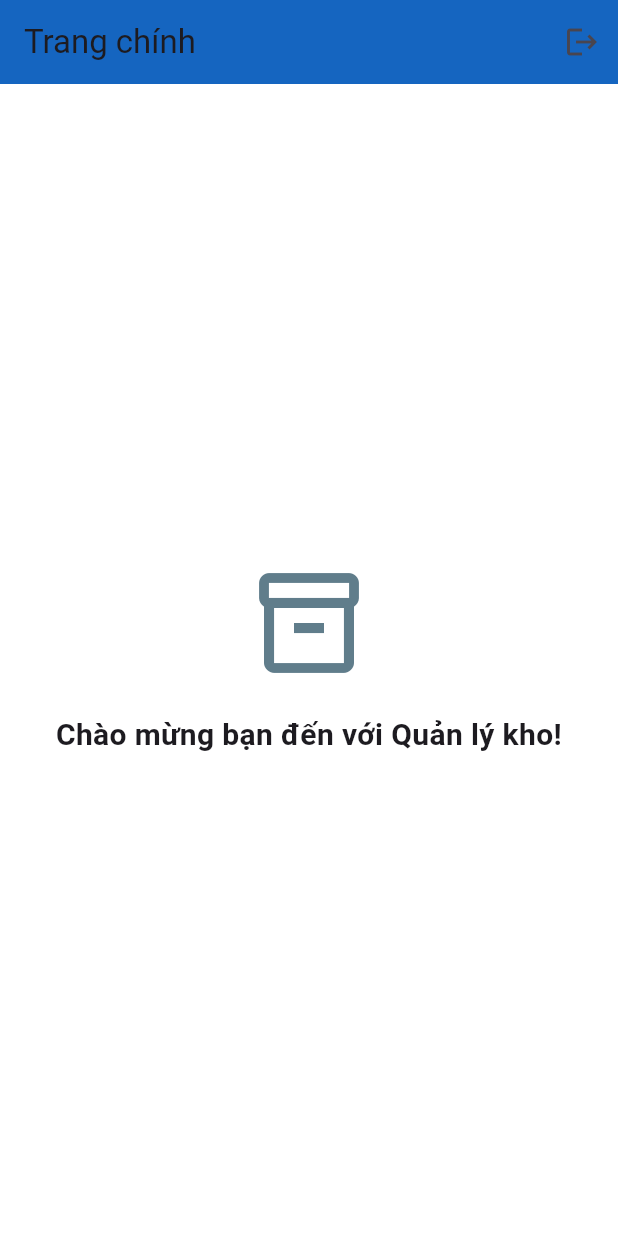
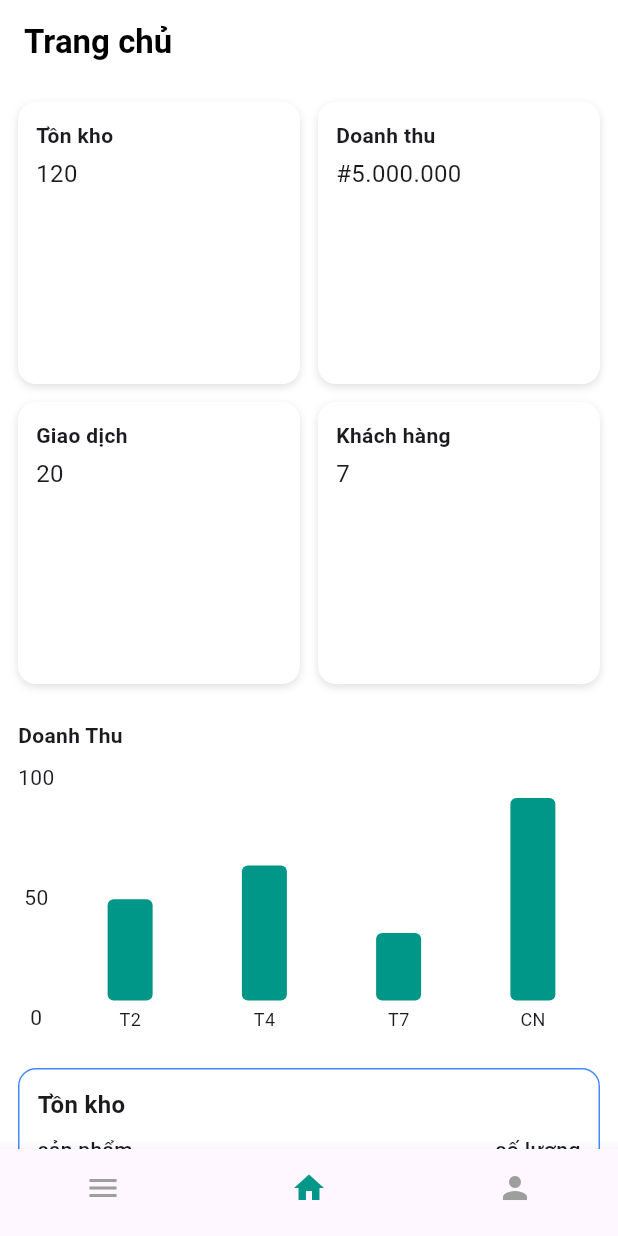
Before and after one commit to trongphuccute/AppQuanLyKhoHangXNK, a Flutter app: the HomeScreen screen opened directly, on a phone screen of 412 x 824 dp. Run offline on Flutter 3.47's test engine with Material 3 defaults, Android fonts, the phone set to English and light mode, and no system bars; our stand-ins replace cloud_firestore, firebase_auth, firebase_core; accounts and stored records are empty.

Commit message:
Lần commit thứ 3: bảo git clone này về làm

```diff
--- a/lib/Features/Users/login_screen.dart
+++ b/lib/Features/Users/login_screen.dart
@@ -0,0 +1,206 @@
+import 'package:flutter/material.dart';
+import 'package:firebase_auth/firebase_auth.dart';
+import 'register_screen.dart';
+import '../../home_screen.dart';
+import 'forgot_password.dart'; // thêm nếu bạn tạo file quên mật khẩu
+
+class LoginScreen extends StatefulWidget {
+  const LoginScreen({super.key});
+
+  @override
+  State<LoginScreen> createState() => _LoginScreenState();
+}
+
+class _LoginScreenState extends State<LoginScreen> {
+  final emailController = TextEditingController();
+  final passwordController = TextEditingController();
+  bool isPasswordVisible = false;
+
+  void _login() async {
+    final email = emailController.text.trim();
+    final password = passwordController.text.trim();
+
+    try {
+      await FirebaseAuth.instance.signInWithEmailAndPassword(
+        email: email,
+        password: password,
+      );
+      Navigator.pushReplacement(
+        context,
+        MaterialPageRoute(builder: (_) =>  HomeScreen()),
+      );
+    } on FirebaseAuthException catch (e) {
+      ScaffoldMessenger.of(
+        context,
+      ).showSnackBar(SnackBar(content: Text(e.message ?? 'Lỗi đăng nhập')));
+    }
+  }
+
+  @override
+  void dispose() {
+    emailController.dispose();
+    passwordController.dispose();
+    super.dispose();
+  }
+
+  @override
+  Widget build(BuildContext context) {
+    return Scaffold(
+      body: SingleChildScrollView(
+        child: Column(
+          children: [
+            Stack(
+              children: [
+                Container(
+                  height: 180,
+                  decoration: const BoxDecoration(
+                    image: DecorationImage(
+                      image: AssetImage('assets/background.png'),
+                      fit: BoxFit.cover,
+                    ),
+                  ),
+                ),
+                Positioned(
+                  top: 70,
+                  left: MediaQuery.of(context).size.width / 2 - 40,
+                  child: CircleAvatar(
+                    radius: 40,
+                    backgroundImage: const AssetImage('assets/logo.png'),
+                    backgroundColor: Colors.transparent,
+                  ),
+                ),
+              ],
+            ),
+            const SizedBox(height: 16),
+            const Text(
+              'Quản Lý kho hàng',
+              style: TextStyle(fontSize: 24, fontWeight: FontWeight.bold),
+              textAlign: TextAlign.center,
+            ),
+            const Text(
+              'Xuất Nhập Khẩu',
+              style: TextStyle(fontSize: 24, fontWeight: FontWeight.bold),
+              textAlign: TextAlign.center,
+            ),
+            const SizedBox(height: 24),
+            Container(
+              width: double.infinity,
+              alignment: Alignment.centerLeft,
+              padding: const EdgeInsets.symmetric(horizontal: 24),
+              child: const Text(
+                'Đăng Nhập',
+                style: TextStyle(fontSize: 18, fontWeight: FontWeight.bold),
+              ),
+            ),
+            const SizedBox(height: 16),
+            Padding(
+              padding: const EdgeInsets.symmetric(horizontal: 24),
+              child: Column(
+                children: [
+                  TextField(
+                    controller: emailController,
+                    decoration: InputDecoration(
+                      hintText: 'Email',
+                      filled: true,
+                      fillColor: Colors.grey.shade300,
+                      border: OutlineInputBorder(
+                        borderRadius: BorderRadius.circular(30),
+                        borderSide: BorderSide.none,
+                      ),
+                    ),
+                  ),
+                  const SizedBox(height: 16),
+                  TextField(
+                    controller: passwordController,
+                    obscureText: !isPasswordVisible,
+                    decoration: InputDecoration(
+                      hintText: 'Mật khẩu',
+                      filled: true,
+                      fillColor: Colors.grey.shade300,
+                      border: OutlineInputBorder(
+                        borderRadius: BorderRadius.circular(30),
+                        borderSide: const BorderSide(color: Colors.blue),
+                      ),
+                      suffixIcon: IconButton(
+                        icon: Icon(
+                          isPasswordVisible
+                              ? Icons.visibility
+                              : Icons.visibility_off,
+                        ),
+                        onPressed: () {
+                          setState(() {
+                            isPasswordVisible = !isPasswordVisible;
+                          });
+                        },
+                      ),
+                    ),
+                  ),
+                  Align(
+                    alignment: Alignment.centerRight,
+                    child: TextButton(
+                      onPressed: () {
+                        Navigator.push(
+                          context,
+                          MaterialPageRoute(
+                            builder: (_) => const ForgotPasswordScreen(),
+                          ),
+                        );
+                      },
+                      child: const Text(
+                        'Quên mật khẩu?',
+                        style: TextStyle(color: Colors.blue),
+                      ),
+                    ),
+                  ),
+                  const SizedBox(height: 16),
+                  SizedBox(
+                    width: double.infinity,
+                    height: 50,
+                    child: ElevatedButton(
+                      style: ElevatedButton.styleFrom(
+                        shape: RoundedRectangleBorder(
+                          borderRadius: BorderRadius.circular(30),
+                        ),
+                        backgroundColor: Colors.blue,
+                      ),
+                      onPressed: _login,
+                      child: const Text(
+                        'Đăng Nhập',
+                        style: TextStyle(
+                          fontSize: 18,
+                          fontWeight: FontWeight.bold,
+                        ),
+                      ),
+                    ),
+                  ),
+                  const SizedBox(height: 16),
+                  // 👇 PHẦN THÊM MỚI: "Bạn chưa có tài khoản?"
+                  Row(
+                    mainAxisAlignment: MainAxisAlignment.center,
+                    children: [
+                      const Text('Bạn chưa có tài khoản?'),
+                      TextButton(
+                        onPressed: () {
+                          Navigator.push(
+                            context,
+                            MaterialPageRoute(
+                              builder: (_) => const RegisterScreen(),
+                            ),
+                          );
+                        },
+                        child: const Text(
+                          'Tạo tài khoản',
+                          style: TextStyle(color: Colors.blue),
+                        ),
+                      ),
+                    ],
+                  ),
+                ],
+              ),
+            ),
+          ],
+        ),
+      ),
+    );
+  }
+}
--- a/lib/home_screen.dart
+++ b/lib/home_screen.dart
@@ -3,39 +3,202 @@ import 'package:flutter/material.dart';
 class HomeScreen extends StatelessWidget {
   const HomeScreen({super.key});
 
+  Widget _buildInfoCard(String title, String value) {
+    return Container(
+      decoration: BoxDecoration(
+        color: Colors.white,
+        borderRadius: BorderRadius.circular(12),
+        boxShadow: [
+          BoxShadow(
+            color: Colors.black12,
+            blurRadius: 4,
+            offset: const Offset(0, 2),
+          ),
+        ],
+      ),
+      padding: const EdgeInsets.all(12),
+      child: Column(
+        crossAxisAlignment: CrossAxisAlignment.start,
+        children: [
+          Text(title, style: const TextStyle(fontWeight: FontWeight.bold)),
+          const SizedBox(height: 4),
+          Text(value, style: const TextStyle(fontSize: 16)),
+        ],
+      ),
+    );
+  }
+
+  Widget _buildRevenueChartWithAxis(
+    List<Map<String, dynamic>> data,
+    double maxY,
+  ) {
+    return SizedBox(
+      height: 180,
+      child: Stack(
+        children: [
+          // Trục Y
+          Positioned(
+            left: 0,
+            top: 0,
+            bottom: 0,
+            child: Column(
+              mainAxisAlignment: MainAxisAlignment.spaceBetween,
+              children: [
+                Text('${maxY.toInt()}'),
+                Text('${(maxY / 2).toInt()}'),
+                const Text('0'),
+              ],
+            ),
+          ),
+          // Biểu đồ
+          Padding(
+            padding: const EdgeInsets.only(left: 30.0),
+            child: Row(
+              mainAxisAlignment: MainAxisAlignment.spaceAround,
+              crossAxisAlignment: CrossAxisAlignment.end,
+              children:
+                  data.map((item) {
+                    double percentage = (item['value'] as double) / maxY;
+
+                    return Column(
+                      mainAxisAlignment: MainAxisAlignment.end,
+                      children: [
+                        Container(
+                          width: 30,
+                          height: 150 * percentage,
+                          decoration: BoxDecoration(
+                            color: Colors.teal,
+                            borderRadius: BorderRadius.circular(4),
+                          ),
+                        ),
+                        const SizedBox(height: 4),
+                        Text(
+                          item['label'] as String,
+                          style: const TextStyle(fontSize: 12),
+                        ),
+                      ],
+                    );
+                  }).toList(),
+            ),
+          ),
+        ],
+      ),
+    );
+  }
+
   @override
   Widget build(BuildContext context) {
+    final revenueData = [
+      {'label': 'T2', 'value': 45.0},
+      {'label': 'T4', 'value': 60.0},
+      {'label': 'T7', 'value': 30.0},
+      {'label': 'CN', 'value': 90.0},
+    ];
+    final maxY = 100.0;
+
     return Scaffold(
       appBar: AppBar(
-        title: const Text('Trang chính'),
-        backgroundColor: Colors.blue.shade800,
-        actions: [
-          IconButton(
-            icon: const Icon(Icons.logout),
-            onPressed: () {
-              // TODO: thêm chức năng đăng xuất nếu cần
-            },
-          )
-        ],
+        title: const Text(
+          'Trang chủ',
+          style: TextStyle(fontWeight: FontWeight.bold),
+        ),
+        backgroundColor: Colors.white,
+        foregroundColor: Colors.black,
       ),
-      body: Center(
+      body: SingleChildScrollView(
+        padding: const EdgeInsets.all(12.0),
         child: Column(
-          mainAxisAlignment: MainAxisAlignment.center,
-          children: const [
-            Icon(
-              Icons.inventory_2_outlined,
-              size: 80,
-              color: Colors.blueGrey,
+          children: [
+            // 4 Info Cards
+            GridView.count(
+              shrinkWrap: true,
+              physics: const NeverScrollableScrollPhysics(),
+              crossAxisCount: 2,
+              crossAxisSpacing: 12,
+              mainAxisSpacing: 12,
+              children: [
+                _buildInfoCard('Tồn kho', '120'),
+                _buildInfoCard('Doanh thu', '#5.000.000'),
+                _buildInfoCard('Giao dịch', '20'),
+                _buildInfoCard('Khách hàng', '7'),
+              ],
             ),
-            SizedBox(height: 20),
-            Text(
-              'Chào mừng bạn đến với Quản lý kho!',
-              style: TextStyle(fontSize: 20, fontWeight: FontWeight.bold),
-              textAlign: TextAlign.center,
+            const SizedBox(height: 24),
+            // Doanh Thu
+            const Align(
+              alignment: Alignment.centerLeft,
+              child: Text(
+                'Doanh Thu',
+                style: TextStyle(fontWeight: FontWeight.bold),
+              ),
+            ),
+            const SizedBox(height: 8),
+            _buildRevenueChartWithAxis(revenueData, maxY),
+            const SizedBox(height: 24),
+            // Tồn Kho
+            Container(
+              decoration: BoxDecoration(
+                color: Colors.white,
+                borderRadius: BorderRadius.circular(12),
+                border: Border.all(color: Colors.blueAccent),
+              ),
+              padding: const EdgeInsets.all(12),
+              child: Column(
+                crossAxisAlignment: CrossAxisAlignment.start,
+                children: [
+                  const Text(
+                    'Tồn kho',
+                    style: TextStyle(fontWeight: FontWeight.bold, fontSize: 16),
+                  ),
+                  const SizedBox(height: 8),
+                  Row(
+                    mainAxisAlignment: MainAxisAlignment.spaceBetween,
+                    children: const [
+                      Text(
+                        'sản phẩm',
+                        style: TextStyle(fontWeight: FontWeight.w500),
+                      ),
+                      Text(
+                        'số lượng',
+                        style: TextStyle(fontWeight: FontWeight.w500),
+                      ),
+                    ],
+                  ),
+                  const SizedBox(height: 8),
+                  const Divider(),
+                  const SizedBox(height: 4),
+                  Row(
+                    mainAxisAlignment: MainAxisAlignment.spaceBetween,
+                    children: const [Text('Áo Thun'), Text('20 Cái')],
+                  ),
+                  const SizedBox(height: 8),
+                  Row(
+                    mainAxisAlignment: MainAxisAlignment.spaceBetween,
+                    children: const [Text('Quần Jean'), Text('40 Cái')],
+                  ),
+                  const SizedBox(height: 8),
+                  Row(
+                    mainAxisAlignment: MainAxisAlignment.spaceBetween,
+                    children: const [Text('Áo Khoác Dù'), Text('60 Cái')],
+                  ),
+                ],
+              ),
             ),
           ],
         ),
       ),
+      bottomNavigationBar: BottomNavigationBar(
+        currentIndex: 1,
+        selectedItemColor: Colors.teal,
+        unselectedItemColor: Colors.grey,
+        showSelectedLabels: false,
+        showUnselectedLabels: false,
+        items: const [
+          BottomNavigationBarItem(icon: Icon(Icons.menu), label: 'Menu'),
+          BottomNavigationBarItem(icon: Icon(Icons.home), label: 'Trang Chủ'),
+          BottomNavigationBarItem(icon: Icon(Icons.person), label: 'Hồ Sơ'),
+        ],
+      ),
     );
   }
 }
--- a/lib/login_screen.dart
+++ /dev/null
@@ -1,206 +0,0 @@
-import 'package:flutter/material.dart';
-import 'package:firebase_auth/firebase_auth.dart';
-import 'register_screen.dart';
-import 'home_screen.dart';
-import 'forgot_password.dart'; // thêm nếu bạn tạo file quên mật khẩu
-
-class LoginScreen extends StatefulWidget {
-  const LoginScreen({super.key});
-
-  @override
-  State<LoginScreen> createState() => _LoginScreenState();
-}
-
-class _LoginScreenState extends State<LoginScreen> {
-  final emailController = TextEditingController();
-  final passwordController = TextEditingController();
-  bool isPasswordVisible = false;
-
-  void _login() async {
-    final email = emailController.text.trim();
-    final password = passwordController.text.trim();
-
-    try {
-      await FirebaseAuth.instance.signInWithEmailAndPassword(
-        email: email,
-        password: password,
-      );
-      Navigator.pushReplacement(
-        context,
-        MaterialPageRoute(builder: (_) => const HomeScreen()),
-      );
-    } on FirebaseAuthException catch (e) {
-      ScaffoldMessenger.of(
-        context,
-      ).showSnackBar(SnackBar(content: Text(e.message ?? 'Lỗi đăng nhập')));
-    }
-  }
-
-  @override
-  void dispose() {
-    emailController.dispose();
-    passwordController.dispose();
-    super.dispose();
-  }
-
-  @override
-  Widget build(BuildContext context) {
-    return Scaffold(
-      body: SingleChildScrollView(
-        child: Column(
-          children: [
-            Stack(
-              children: [
-                Container(
-                  height: 180,
-                  decoration: const BoxDecoration(
-                    image: DecorationImage(
-                      image: AssetImage('assets/background.png'),
-                      fit: BoxFit.cover,
-                    ),
-                  ),
-                ),
-                Positioned(
-                  top: 70,
-                  left: MediaQuery.of(context).size.width / 2 - 40,
-                  child: CircleAvatar(
-                    radius: 40,
-                    backgroundImage: const AssetImage('assets/logo.png'),
-                    backgroundColor: Colors.transparent,
-                  ),
-                ),
-              ],
-            ),
-            const SizedBox(height: 16),
-            const Text(
-              'Quản Lý kho hàng',
-              style: TextStyle(fontSize: 24, fontWeight: FontWeight.bold),
-              textAlign: TextAlign.center,
-            ),
-            const Text(
-              'Xuất Nhập Khẩu',
-              style: TextStyle(fontSize: 24, fontWeight: FontWeight.bold),
-              textAlign: TextAlign.center,
-            ),
-            const SizedBox(height: 24),
-            Container(
-              width: double.infinity,
-              alignment: Alignment.centerLeft,
-              padding: const EdgeInsets.symmetric(horizontal: 24),
-              child: const Text(
-                'Đăng Nhập',
-                style: TextStyle(fontSize: 18, fontWeight: FontWeight.bold),
-              ),
-            ),
-            const SizedBox(height: 16),
-            Padding(
-              padding: const EdgeInsets.symmetric(horizontal: 24),
-              child: Column(
-                children: [
-                  TextField(
-                    controller: emailController,
-                    decoration: InputDecoration(
-                      hintText: 'Email',
-                      filled: true,
-                      fillColor: Colors.grey.shade300,
-                      border: OutlineInputBorder(
-                        borderRadius: BorderRadius.circular(30),
-                        borderSide: BorderSide.none,
-                      ),
-                    ),
-                  ),
-                  const SizedBox(height: 16),
-                  TextField(
-                    controller: passwordController,
-                    obscureText: !isPasswordVisible,
-                    decoration: InputDecoration(
-                      hintText: 'Mật khẩu',
-                      filled: true,
-                      fillColor: Colors.grey.shade300,
-                      border: OutlineInputBorder(
-                        borderRadius: BorderRadius.circular(30),
-                        borderSide: const BorderSide(color: Colors.blue),
-                      ),
-                      suffixIcon: IconButton(
-                        icon: Icon(
-                          isPasswordVisible
-                              ? Icons.visibility
-                              : Icons.visibility_off,
-                        ),
-                        onPressed: () {
-                          setState(() {
-                            isPasswordVisible = !isPasswordVisible;
-                          });
-                        },
-                      ),
-                    ),
-                  ),
-                  Align(
-                    alignment: Alignment.centerRight,
-                    child: TextButton(
-                      onPressed: () {
-                        Navigator.push(
-                          context,
-                          MaterialPageRoute(
-                            builder: (_) => const ForgotPasswordScreen(),
-                          ),
-                        );
-                      },
-                      child: const Text(
-                        'Quên mật khẩu?',
-                        style: TextStyle(color: Colors.blue),
-                      ),
-                    ),
-                  ),
-                  const SizedBox(height: 16),
-                  SizedBox(
-                    width: double.infinity,
-                    height: 50,
-                    child: ElevatedButton(
-                      style: ElevatedButton.styleFrom(
-                        shape: RoundedRectangleBorder(
-                          borderRadius: BorderRadius.circular(30),
-                        ),
-                        backgroundColor: Colors.blue,
-                      ),
-                      onPressed: _login,
-                      child: const Text(
-                        'Đăng Nhập',
-                        style: TextStyle(
-                          fontSize: 18,
-                          fontWeight: FontWeight.bold,
-                        ),
-                      ),
-                    ),
-                  ),
-                  const SizedBox(height: 16),
-                  // 👇 PHẦN THÊM MỚI: "Bạn chưa có tài khoản?"
-                  Row(
-                    mainAxisAlignment: MainAxisAlignment.center,
-                    children: [
-                      const Text('Bạn chưa có tài khoản?'),
-                      TextButton(
-                        onPressed: () {
-                          Navigator.push(
-                            context,
-                            MaterialPageRoute(
-                              builder: (_) => const RegisterScreen(),
-                            ),
-                          );
-                        },
-                        child: const Text(
-                          'Tạo tài khoản',
-                          style: TextStyle(color: Colors.blue),
-                        ),
-                      ),
-                    ],
-                  ),
-                ],
-              ),
-            ),
-          ],
-        ),
-      ),
-    );
-  }
-}
--- a/lib/main.dart
+++ b/lib/main.dart
@@ -1,8 +1,8 @@
 import 'package:flutter/material.dart';
 import 'package:firebase_core/firebase_core.dart';
-import 'package:flutter_application_1/firebase_options.dart';
-import 'login_screen.dart';
-import 'register_screen.dart';
+import 'package:flutter_application_1/Services/firebase_options.dart';
+import 'Features/Users/login_screen.dart';
+import 'Features/Users/register_screen.dart';
 void main() async {
   WidgetsFlutterBinding.ensureInitialized();
   await Firebase.initializeApp(
```
Also changed, not shown: lib/Features/Users/auth_service.dart (deleted), lib/Features/Users/forgot_password.dart (renamed from lib/forgot_password.dart), lib/Features/Users/register_screen.dart (renamed from lib/register_screen.dart), lib/Features/Users/user_model.dart (deleted), lib/Services/firebase_options.dart (renamed from lib/firebase_options.dart), 1 other file.
